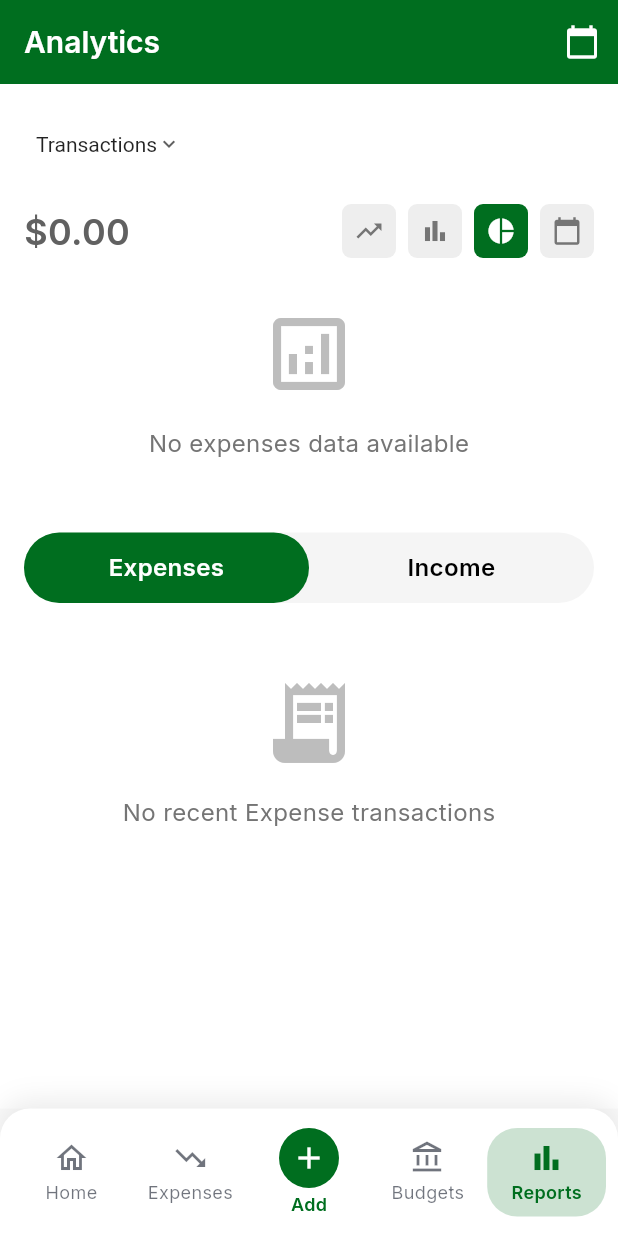
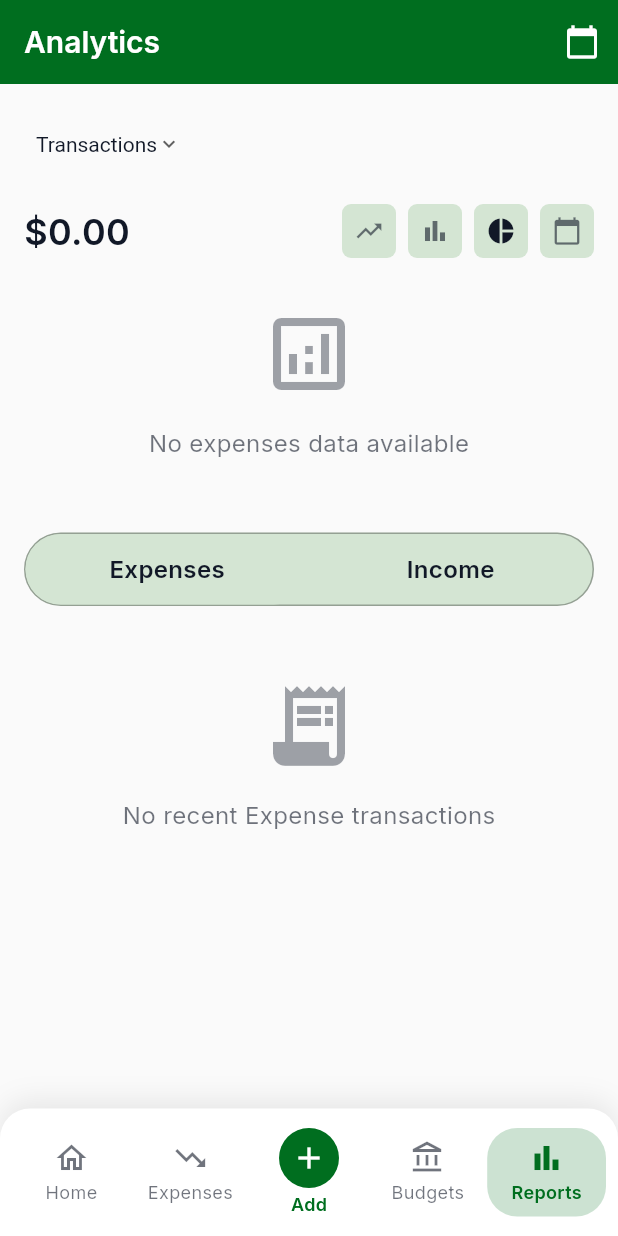
Before and after one commit to kasujjabash/vault-path-app, a Flutter app: the screen it shows once a user with an empty profile is signed in, item 5 of the bottom bar chosen, on a phone screen of 412 x 824 dp. Run offline on Flutter 3.47's test engine with Material 3 defaults, Android fonts, the phone set to English and light mode, and no system bars; our stand-ins replace cloud_firestore, firebase_auth, firebase_core, fl_chart, font_awesome_flutter, go_router and 6 more; accounts and stored records are empty; network calls fail.

Commit message:
Report dark theme updated

```diff
--- a/lib/screens/analytics/analytics_screen.dart
+++ b/lib/screens/analytics/analytics_screen.dart
@@ -116,10 +116,10 @@ class _AnalyticsScreenState extends State<AnalyticsScreen>
   @override
   Widget build(BuildContext context) {
     return Scaffold(
-      backgroundColor: Colors.white,
+      backgroundColor: Theme.of(context).scaffoldBackgroundColor,
       appBar: AppBar(
-        backgroundColor: const Color(0xFF006E1F),
-        foregroundColor: Colors.white,
+        backgroundColor: Theme.of(context).appBarTheme.backgroundColor,
+        foregroundColor: Theme.of(context).appBarTheme.foregroundColor,
         elevation: 0,
         title: const Text(
           'Analytics',
@@ -128,7 +128,10 @@ class _AnalyticsScreenState extends State<AnalyticsScreen>
         centerTitle: false,
         actions: [
           IconButton(
-            icon: const Icon(Icons.calendar_today, color: Colors.white),
+            icon: Icon(
+              Icons.calendar_today,
+              color: Theme.of(context).appBarTheme.foregroundColor,
+            ),
             onPressed: _selectDate,
           ),
         ],
@@ -172,7 +175,10 @@ class _AnalyticsScreenState extends State<AnalyticsScreen>
               },
               underline: const SizedBox.shrink(),
               icon: const Icon(Icons.keyboard_arrow_down, size: 16),
-              style: const TextStyle(color: Colors.black87, fontSize: 14),
+              style: TextStyle(
+                color: Theme.of(context).colorScheme.onSurface,
+                fontSize: 14,
+              ),
               items: const [
                 DropdownMenuItem(
                   value: 'Transactions',
@@ -204,7 +210,7 @@ class _AnalyticsScreenState extends State<AnalyticsScreen>
             style: TextStyle(
               fontSize: 24,
               fontWeight: FontWeight.w600,
-              color: Colors.grey.shade700,
+              color: Theme.of(context).colorScheme.onSurface,
             ),
           ),
           Row(
@@ -237,12 +243,15 @@ class _AnalyticsScreenState extends State<AnalyticsScreen>
             Icon(
               Icons.analytics_outlined,
               size: 64,
-              color: Colors.grey.shade400,
+              color: Theme.of(context).colorScheme.onSurface.withOpacity(0.4),
             ),
             const SizedBox(height: 16),
             Text(
               'No ${type == 'expense' ? 'expenses' : 'income'} data available',
-              style: TextStyle(fontSize: 16, color: Colors.grey.shade600),
+              style: TextStyle(
+                fontSize: 16,
+                color: Theme.of(context).colorScheme.onSurface.withOpacity(0.6),
+              ),
             ),
           ],
         ),
@@ -271,7 +280,10 @@ class _AnalyticsScreenState extends State<AnalyticsScreen>
     return Container(
       margin: const EdgeInsets.symmetric(horizontal: 16, vertical: 16),
       decoration: BoxDecoration(
-        color: Colors.grey.shade100,
+        color: Theme.of(context).colorScheme.surface,
+        border: Border.all(
+          color: Theme.of(context).colorScheme.outline.withOpacity(0.3),
+        ),
         borderRadius: BorderRadius.circular(25),
       ),
       child: Row(
@@ -284,7 +296,7 @@ class _AnalyticsScreenState extends State<AnalyticsScreen>
                 decoration: BoxDecoration(
                   color:
                       _tabController.index == 0
-                          ? const Color(0xFF006E1F)
+                          ? Theme.of(context).colorScheme.primary
                           : Colors.transparent,
                   borderRadius: BorderRadius.circular(25),
                 ),
@@ -293,7 +305,9 @@ class _AnalyticsScreenState extends State<AnalyticsScreen>
                   textAlign: TextAlign.center,
                   style: TextStyle(
                     color:
-                        _tabController.index == 0 ? Colors.white : Colors.black,
+                        _tabController.index == 0
+                            ? Theme.of(context).colorScheme.onPrimary
+                            : Theme.of(context).colorScheme.onSurface,
                     fontWeight: FontWeight.w600,
                     fontSize: 16,
                   ),
@@ -309,7 +323,7 @@ class _AnalyticsScreenState extends State<AnalyticsScreen>
                 decoration: BoxDecoration(
                   color:
                       _tabController.index == 1
-                          ? const Color(0xFF006E1F)
+                          ? Theme.of(context).colorScheme.primary
                           : Colors.transparent,
                   borderRadius: BorderRadius.circular(25),
                 ),
@@ -318,7 +332,9 @@ class _AnalyticsScreenState extends State<AnalyticsScreen>
                   textAlign: TextAlign.center,
                   style: TextStyle(
                     color:
-                        _tabController.index == 1 ? Colors.white : Colors.black,
+                        _tabController.index == 1
+                            ? Theme.of(context).colorScheme.onPrimary
+                            : Theme.of(context).colorScheme.onSurface,
                     fontWeight: FontWeight.w600,
                     fontSize: 16,
                   ),
@@ -342,11 +358,18 @@ class _AnalyticsScreenState extends State<AnalyticsScreen>
         padding: const EdgeInsets.all(32),
         child: Column(
           children: [
-            Icon(Icons.receipt_long, size: 64, color: Colors.grey.shade400),
+            Icon(
+              Icons.receipt_long,
+              size: 64,
+              color: Theme.of(context).colorScheme.onSurface.withOpacity(0.4),
+            ),
             const SizedBox(height: 16),
             Text(
               'No recent $typeDisplayName transactions',
-              style: TextStyle(fontSize: 16, color: Colors.grey.shade600),
+              style: TextStyle(
+                fontSize: 16,
+                color: Theme.of(context).colorScheme.onSurface.withOpacity(0.6),
+              ),
             ),
           ],
         ),
@@ -364,7 +387,7 @@ class _AnalyticsScreenState extends State<AnalyticsScreen>
             style: TextStyle(
               fontSize: 14,
               fontWeight: FontWeight.w600,
-              color: Colors.grey.shade600,
+              color: Theme.of(context).colorScheme.onSurface.withOpacity(0.6),
             ),
           ),
         ),
@@ -377,7 +400,7 @@ class _AnalyticsScreenState extends State<AnalyticsScreen>
               (context, index) => Divider(
                 height: 1,
                 thickness: 1,
-                color: Colors.grey.shade300,
+                color: Theme.of(context).colorScheme.outline.withOpacity(0.3),
                 indent: 16,
                 endIndent: 16,
               ),
@@ -429,10 +452,10 @@ class _AnalyticsScreenState extends State<AnalyticsScreen>
                       children: [
                         Text(
                           category?.name ?? 'Transaction',
-                          style: const TextStyle(
+                          style: TextStyle(
                             fontSize: 16,
                             fontWeight: FontWeight.w600,
-                            color: Colors.black87,
+                            color: Theme.of(context).colorScheme.onSurface,
                           ),
                         ),
                         const SizedBox(height: 4),
@@ -440,7 +463,9 @@ class _AnalyticsScreenState extends State<AnalyticsScreen>
                           FormatUtils.formatDate(transaction.date),
                           style: TextStyle(
                             fontSize: 12,
-                            color: Colors.grey.shade600,
+                            color: Theme.of(
+                              context,
+                            ).colorScheme.onSurface.withOpacity(0.6),
                           ),
                         ),
                       ],
@@ -454,8 +479,8 @@ class _AnalyticsScreenState extends State<AnalyticsScreen>
                       fontWeight: FontWeight.w600,
                       color:
                           type == 'expense'
-                              ? Colors.red
-                              : const Color(0xFF006E1F),
+                              ? Theme.of(context).colorScheme.error
+                              : Theme.of(context).colorScheme.secondary,
                     ),
                   ),
                 ],
@@ -490,12 +515,15 @@ class _AnalyticsScreenState extends State<AnalyticsScreen>
             Icon(
               Icons.analytics_outlined,
               size: 64,
-              color: Colors.grey.shade400,
+              color: Theme.of(context).colorScheme.onSurface.withOpacity(0.4),
             ),
             const SizedBox(height: 16),
             Text(
               'No $typeDisplayName data available',
-              style: TextStyle(fontSize: 16, color: Colors.grey.shade600),
+              style: TextStyle(
+                fontSize: 16,
+                color: Theme.of(context).colorScheme.onSurface.withOpacity(0.6),
+              ),
             ),
           ],
         ),
@@ -515,7 +543,7 @@ class _AnalyticsScreenState extends State<AnalyticsScreen>
               style: TextStyle(
                 fontSize: 14,
                 fontWeight: FontWeight.w600,
-                color: Colors.grey.shade600,
+                color: Theme.of(context).colorScheme.onSurface.withOpacity(0.6),
               ),
             ),
           ),
@@ -540,7 +568,7 @@ class _AnalyticsScreenState extends State<AnalyticsScreen>
                         ),
                         child: Icon(
                           _getCategoryIcon(category.categoryName.toLowerCase()),
-                          color: Colors.white,
+                          color: Theme.of(context).colorScheme.onPrimary,
                           size: 14,
                         ),
                       ),
@@ -548,20 +576,20 @@ class _AnalyticsScreenState extends State<AnalyticsScreen>
                       // Category name
                       Text(
                         category.categoryName,
-                        style: const TextStyle(
+                        style: TextStyle(
                           fontSize: 16,
                           fontWeight: FontWeight.w500,
-                          color: Colors.black87,
+                          color: Theme.of(context).colorScheme.onSurface,
                         ),
                       ),
                       const Spacer(),
-                      // Amount in red
+                      // Amount in theme color
                       Text(
                         FormatUtils.formatCurrency(category.amount),
-                        style: const TextStyle(
+                        style: TextStyle(
                           fontSize: 16,
                           fontWeight: FontWeight.w600,
-                          color: Colors.red,
+                          color: Theme.of(context).colorScheme.error,
                         ),
                       ),
                     ],
@@ -574,7 +602,7 @@ class _AnalyticsScreenState extends State<AnalyticsScreen>
                         child: Container(
                           height: 6,
                           decoration: BoxDecoration(
-                            color: Colors.grey.shade200,
+                            color: Theme.of(context).colorScheme.outlineVariant,
                             borderRadius: BorderRadius.circular(3),
                           ),
                           child: FractionallySizedBox(
@@ -612,13 +640,19 @@ class _AnalyticsScreenState extends State<AnalyticsScreen>
       child: Container(
         padding: const EdgeInsets.all(8),
         decoration: BoxDecoration(
-          color: isSelected ? const Color(0xFF006E1F) : Colors.grey.shade200,
+          color:
+              isSelected
+                  ? Theme.of(context).colorScheme.primary
+                  : Theme.of(context).colorScheme.surfaceContainerHighest,
           borderRadius: BorderRadius.circular(6),
         ),
         child: Icon(
           icon,
           size: 20,
-          color: isSelected ? Colors.white : Colors.grey.shade600,
+          color:
+              isSelected
+                  ? Theme.of(context).colorScheme.onPrimary
+                  : Theme.of(context).colorScheme.onSurface.withOpacity(0.6),
         ),
       ),
     );
@@ -710,10 +744,11 @@ class _AnalyticsScreenState extends State<AnalyticsScreen>
                               width: 70,
                               child: Text(
                                 data.categoryName,
-                                style: const TextStyle(
+                                style: TextStyle(
                                   fontSize: 10,
                                   fontWeight: FontWeight.w600,
-                                  color: Colors.black87,
+                                  color:
+                                      Theme.of(context).colorScheme.onSurface,
                                 ),
                                 textAlign: TextAlign.center,
                                 maxLines: 2,
@@ -725,7 +760,9 @@ class _AnalyticsScreenState extends State<AnalyticsScreen>
                               FormatUtils.formatCurrencyCompact(data.amount),
                               style: TextStyle(
                                 fontSize: 9,
-                                color: Colors.grey.shade600,
+                                color: Theme.of(
+                                  context,
+                                ).colorScheme.onSurface.withOpacity(0.6),
                               ),
                             ),
                           ],
@@ -915,7 +952,10 @@ class _AnalyticsScreenState extends State<AnalyticsScreen>
     if (maxY == 0) maxY = 100;
 
     // Color based on transaction type
-    final barColor = type == 'expense' ? Colors.red : const Color(0xFF006E1F);
+    final barColor =
+        type == 'expense'
+            ? Theme.of(context).colorScheme.error
+            : Theme.of(context).colorScheme.secondary;
 
     return Padding(
       padding: const EdgeInsets.symmetric(horizontal: 16),
@@ -1121,18 +1161,18 @@ class _AnalyticsScreenState extends State<AnalyticsScreen>
                   Container(
                     width: 16,
                     height: 16,
-                    decoration: const BoxDecoration(
-                      color: Colors.red,
-                      borderRadius: BorderRadius.all(Radius.circular(2)),
+                    decoration: BoxDecoration(
+                      color: Theme.of(context).colorScheme.error,
+                      borderRadius: const BorderRadius.all(Radius.circular(2)),
                     ),
                   ),
                   const SizedBox(width: 8),
-                  const Text(
+                  Text(
                     'Expenses',
                     style: TextStyle(
                       fontSize: 14,
                       fontWeight: FontWeight.w600,
-                      color: Colors.black87,
+                      color: Theme.of(context).colorScheme.onSurface,
                     ),
                   ),
                 ],
@@ -1143,18 +1183,18 @@ class _AnalyticsScreenState extends State<AnalyticsScreen>
                   Container(
                     width: 16,
                     height: 16,
-                    decoration: const BoxDecoration(
-                      color: Color(0xFF006E1F),
-                      borderRadius: BorderRadius.all(Radius.circular(2)),
+                    decoration: BoxDecoration(
+                      color: Theme.of(context).colorScheme.secondary,
+                      borderRadius: const BorderRadius.all(Radius.circular(2)),
                     ),
                   ),
                   const SizedBox(width: 8),
-                  const Text(
+                  Text(
                     'Income',
                     style: TextStyle(
                       fontSize: 14,
                       fontWeight: FontWeight.w600,
-                      color: Colors.black87,
+                      color: Theme.of(context).colorScheme.onSurface,
                     ),
                   ),
                 ],
@@ -1266,7 +1306,7 @@ class _AnalyticsScreenState extends State<AnalyticsScreen>
                           // Expense bar (red)
                           BarChartRodData(
                             toY: expenseAmount,
-                            color: Colors.red,
+                            color: Theme.of(context).colorScheme.error,
                             width: 3,
                             borderRadius: const BorderRadius.only(
                               topLeft: Radius.circular(2),
@@ -1276,7 +1316,7 @@ class _AnalyticsScreenState extends State<AnalyticsScreen>
                           // Income bar (green)
                           BarChartRodData(
                             toY: incomeAmount,
-                            color: const Color(0xFF006E1F),
+                            color: Theme.of(context).colorScheme.secondary,
                             width: 3,
                             borderRadius: const BorderRadius.only(
                               topLeft: Radius.circular(2),
```
